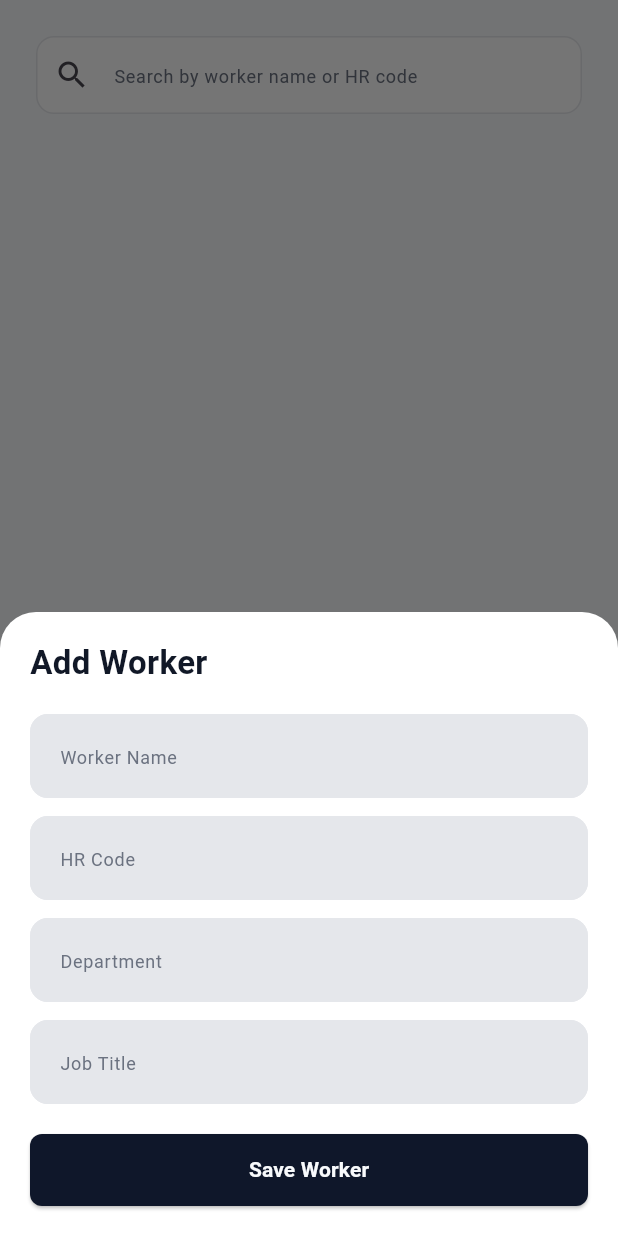
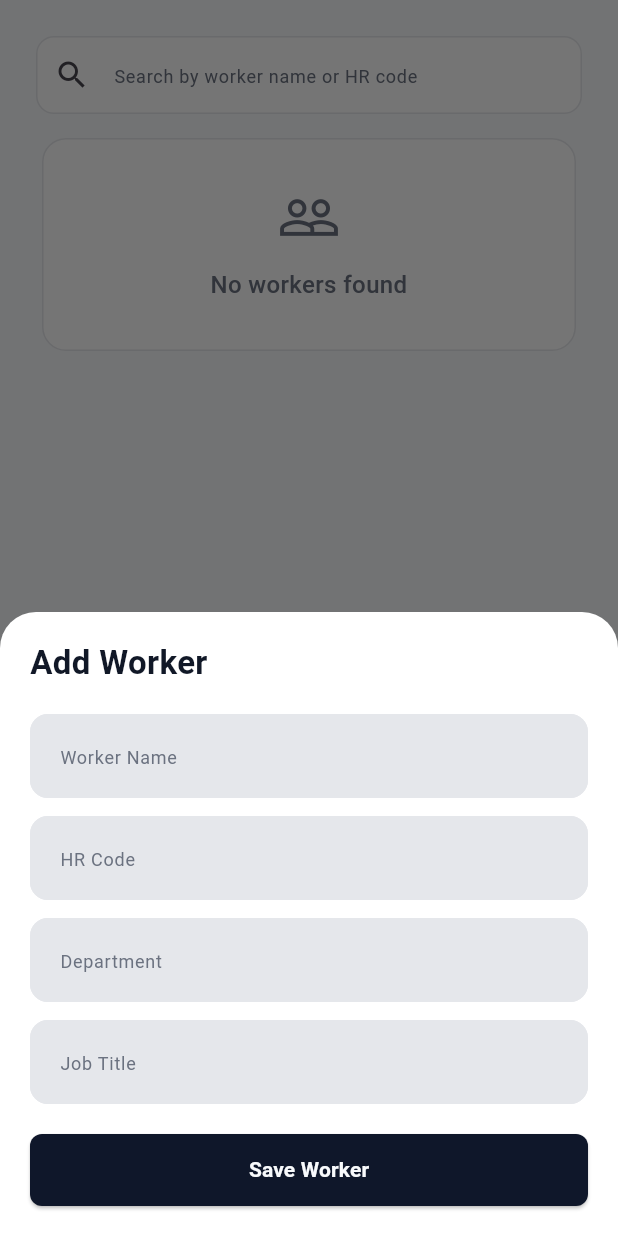
Before and after one commit to KingNarmar/mina_system, a Flutter app: the _WorkersMobileLayout screen opened directly with empty values, after a tap on the "add" icon, on a phone screen of 412 x 824 dp. Run offline on Flutter 3.47's test engine with Material 3 defaults, Android fonts, the phone set to English and light mode, and no system bars; our stand-ins replace device_preview, flutter_bloc, gap, go_router.

Commit message:
Enhance worker management features: add copyWith method to WorkerModel, implement search, add, update, and delete functionalities in WorkersCubit, and improve WorkersScreen layout with empty state handling.

```diff
--- a/lib/features/workers/data/models/worker_model.dart
+++ b/lib/features/workers/data/models/worker_model.dart
@@ -12,4 +12,20 @@ class WorkerModel {
   final String department;
   final String jobTitle;
   final int activeCustodyCount;
+
+  WorkerModel copyWith({
+    String? name,
+    String? hrCode,
+    String? department,
+    String? jobTitle,
+    int? activeCustodyCount,
+  }) {
+    return WorkerModel(
+      name: name ?? this.name,
+      hrCode: hrCode ?? this.hrCode,
+      department: department ?? this.department,
+      jobTitle: jobTitle ?? this.jobTitle,
+      activeCustodyCount: activeCustodyCount ?? this.activeCustodyCount,
+    );
+  }
 }
--- a/lib/features/workers/presentation/widgets/add_worker_form.dart
+++ b/lib/features/workers/presentation/widgets/add_worker_form.dart
@@ -4,10 +4,19 @@ import 'package:mina_system/core/widgets/custom_text_form_field.dart';
 import 'package:mina_system/core/widgets/main_button.dart';
 import 'package:mina_system/features/workers/data/models/worker_model.dart';
 
+typedef HrCodeValidator = bool Function(String hrCode, {String? ignoredHrCode});
+
 class AddWorkerForm extends StatefulWidget {
-  const AddWorkerForm({super.key, required this.onSave});
+  const AddWorkerForm({
+    super.key,
+    required this.onSave,
+    this.initialWorker,
+    this.isHrCodeAlreadyUsed,
+  });
 
   final ValueChanged<WorkerModel> onSave;
+  final WorkerModel? initialWorker;
+  final HrCodeValidator? isHrCodeAlreadyUsed;
 
   @override
   State<AddWorkerForm> createState() => _AddWorkerFormState();
@@ -20,6 +29,22 @@ class _AddWorkerFormState extends State<AddWorkerForm> {
   final _hrCodeController = TextEditingController();
   final _departmentController = TextEditingController();
   final _jobTitleController = TextEditingController();
+
+  bool get _isEditMode => widget.initialWorker != null;
+
+  @override
+  void initState() {
+    super.initState();
+
+    final worker = widget.initialWorker;
+
+    if (worker != null) {
+      _nameController.text = worker.name;
+      _hrCodeController.text = worker.hrCode;
+      _departmentController.text = worker.department;
+      _jobTitleController.text = worker.jobTitle;
+    }
+  }
 
   @override
   void dispose() {
@@ -46,7 +71,10 @@ class _AddWorkerFormState extends State<AddWorkerForm> {
             mainAxisSize: MainAxisSize.min,
             crossAxisAlignment: CrossAxisAlignment.start,
             children: [
-              const Text('Add Worker', style: AppTextStyles.title),
+              Text(
+                _isEditMode ? 'Edit Worker' : 'Add Worker',
+                style: AppTextStyles.title,
+              ),
               const SizedBox(height: 20),
               CustomTextFormField(
                 hint: 'Worker Name',
@@ -57,7 +85,7 @@ class _AddWorkerFormState extends State<AddWorkerForm> {
               CustomTextFormField(
                 hint: 'HR Code',
                 controller: _hrCodeController,
-                validator: _requiredValidator,
+                validator: _hrCodeValidator,
               ),
               const SizedBox(height: 12),
               CustomTextFormField(
@@ -72,7 +100,10 @@ class _AddWorkerFormState extends State<AddWorkerForm> {
                 validator: _requiredValidator,
               ),
               const SizedBox(height: 20),
-              MainButton(text: 'Save Worker', onPressed: _onSavePressed),
+              MainButton(
+                text: _isEditMode ? 'Update Worker' : 'Save Worker',
+                onPressed: _onSavePressed,
+              ),
             ],
           ),
         ),
@@ -88,6 +119,27 @@ class _AddWorkerFormState extends State<AddWorkerForm> {
     return null;
   }
 
+  String? _hrCodeValidator(String? value) {
+    final requiredError = _requiredValidator(value);
+
+    if (requiredError != null) {
+      return requiredError;
+    }
+
+    final hrCode = value!.trim();
+
+    final isDuplicated = widget.isHrCodeAlreadyUsed?.call(
+      hrCode,
+      ignoredHrCode: widget.initialWorker?.hrCode,
+    );
+
+    if (isDuplicated == true) {
+      return 'HR Code already exists';
+    }
+
+    return null;
+  }
+
   void _onSavePressed() {
     if (!_formKey.currentState!.validate()) {
       return;
@@ -98,7 +150,7 @@ class _AddWorkerFormState extends State<AddWorkerForm> {
       hrCode: _hrCodeController.text.trim(),
       department: _departmentController.text.trim(),
       jobTitle: _jobTitleController.text.trim(),
-      activeCustodyCount: 0,
+      activeCustodyCount: widget.initialWorker?.activeCustodyCount ?? 0,
     );
 
     widget.onSave(worker);
--- /dev/null
+++ b/lib/features/workers/presentation/widgets/workers_empty_state.dart
@@ -0,0 +1,47 @@
+import 'package:flutter/material.dart';
+import 'package:mina_system/core/theme/app_colors.dart';
+import 'package:mina_system/core/theme/app_text_styles.dart';
+
+class WorkersEmptyState extends StatelessWidget {
+  const WorkersEmptyState({
+    super.key,
+    required this.message,
+    this.icon = Icons.people_outline,
+  });
+
+  final String message;
+  final IconData icon;
+
+  @override
+  Widget build(BuildContext context) {
+    return Card(
+      elevation: 0,
+      color: AppColors.card,
+      shape: RoundedRectangleBorder(
+        borderRadius: BorderRadius.circular(16),
+        side: const BorderSide(color: AppColors.border),
+      ),
+      child: Padding(
+        padding: const EdgeInsets.symmetric(horizontal: 20, vertical: 32),
+        child: Column(
+          children: [
+            Icon(
+              icon,
+              size: 42,
+              color: AppColors.textSecondary,
+            ),
+            const SizedBox(height: 12),
+            Text(
+              message,
+              style: AppTextStyles.body.copyWith(
+                color: AppColors.textSecondary,
+                fontWeight: FontWeight.w500,
+              ),
+              textAlign: TextAlign.center,
+            ),
+          ],
+        ),
+      ),
+    );
+  }
+}
```
Also changed, not shown: lib/features/workers/presentation/cubit/workers_cubit.dart (+71 -37 lines), lib/features/workers/presentation/screens/workers_screen.dart (+57 -9 lines), lib/features/workers/presentation/widgets/worker_card.dart (+15 -1 lines), lib/features/workers/presentation/widgets/workers_table.dart (+31 -8 lines), 1 other file.
